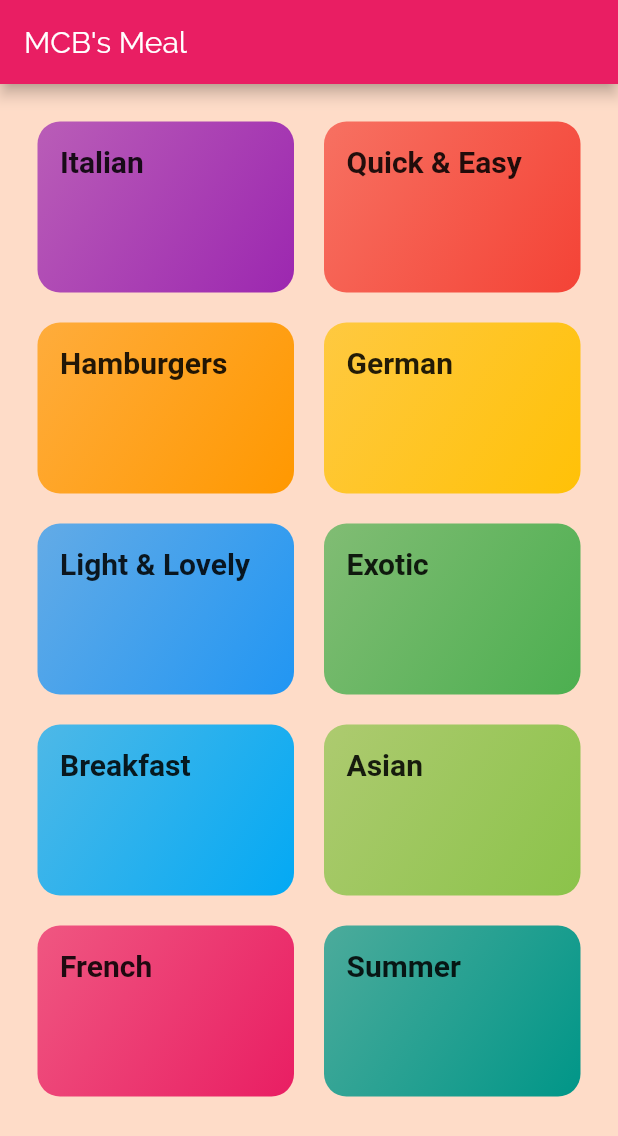
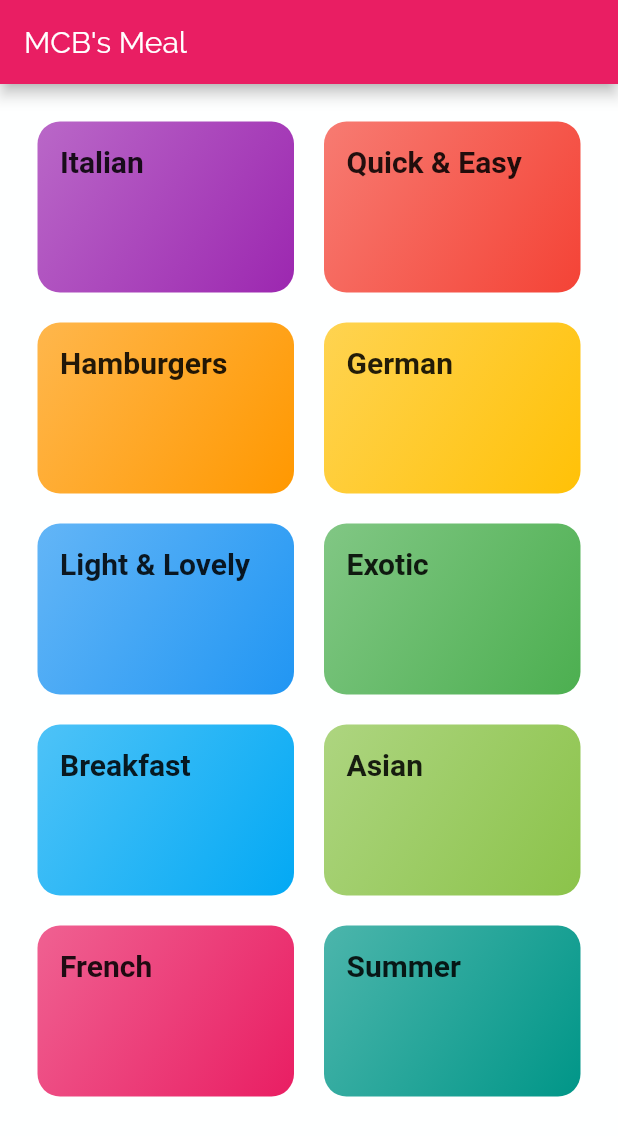
Before and after one commit to mxaba/Meals-App, a Flutter app: the screen it shows after launch, on a phone screen of 412 x 824 dp. Shown: the top 1136 px of the screen. Run offline on Flutter 3.47's test engine with Material 2 defaults, Android fonts, the phone set to English and light mode, and no system bars; Roboto replaces fonts that are missing (RobotoCondense).

```diff
--- a/lib/main.dart
+++ b/lib/main.dart
@@ -12,7 +12,7 @@ class MyApp extends StatelessWidget {
       theme: ThemeData(
         primarySwatch: Colors.pink,
         accentColor: Colors.amber,
-        canvasColor: Color.fromARGB(255, 254, 220, 200),
+        canvasColor: Color.fromARGB(255, 254, 255, 255),
         fontFamily: 'Raleway',
         textTheme: ThemeData.light().textTheme.copyWith(
           body1: TextStyle(
```
Also changed, not shown: lib/category_item.dart (+18 -7 lines).
